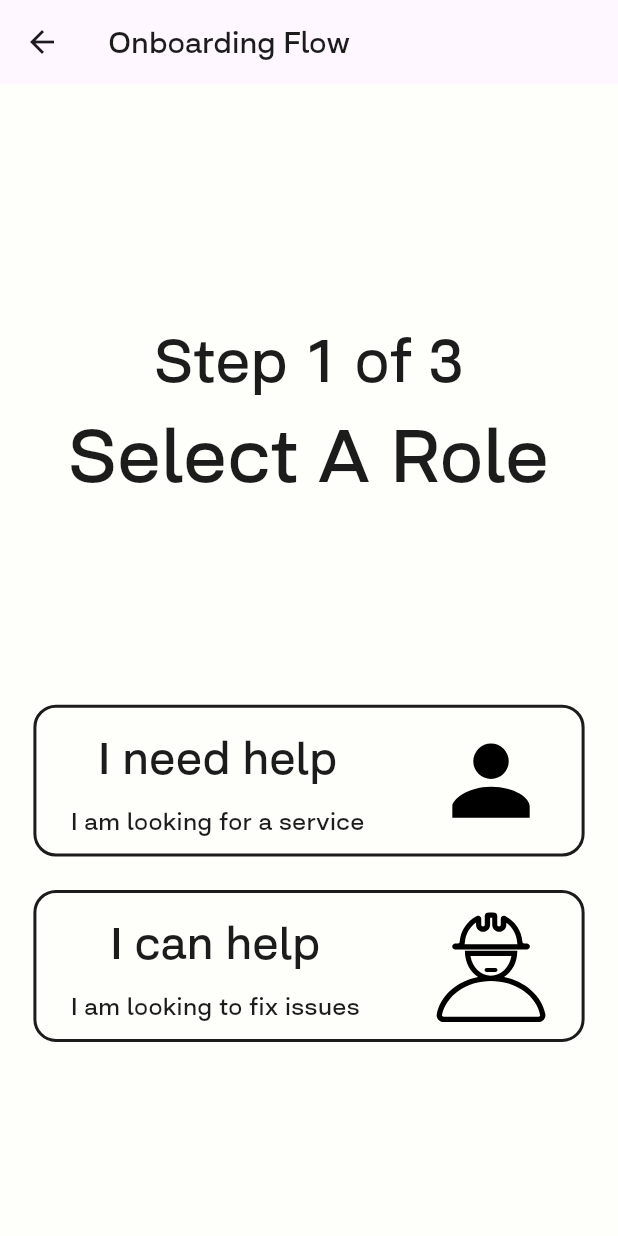
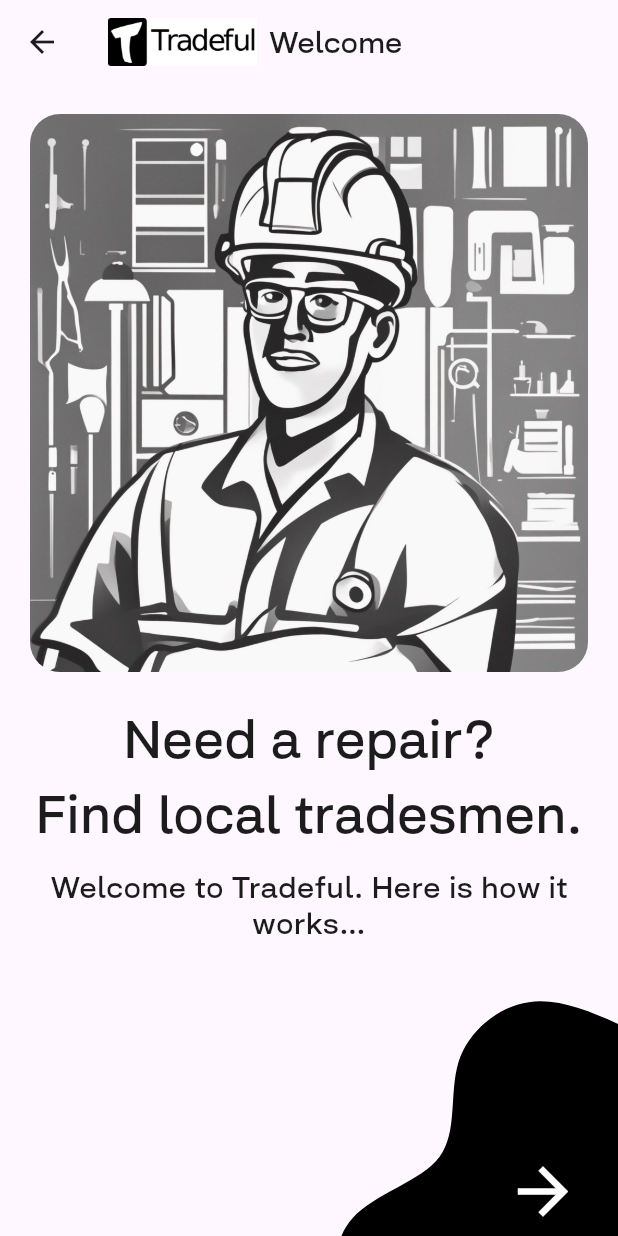
Before and after one commit to Odhran7/tradeful_app, a Flutter app: the screen it shows after launch, scrolled down 576 dp, after a tap on "Get Started", on a phone screen of 412 x 824 dp. Run offline on Flutter 3.47's test engine with Material 2 defaults, Android fonts, the phone set to English and light mode, and no system bars; our stand-ins replace flutter_svg, get.

Commit message:
onboarding title page

```diff
--- a/lib/pages/home/main_home_page.dart
+++ b/lib/pages/home/main_home_page.dart
@@ -3,12 +3,13 @@ import 'package:flutter/material.dart';
 import 'package:flutter_svg/flutter_svg.dart';
 import 'package:get/get.dart';
 import 'package:tradeful_app/pages/onboarding/onboardingOnePage.dart';
+import 'package:tradeful_app/pages/onboarding/onboardingTitlePage.dart';
 import 'package:tradeful_app/widgets/alternating_text_widget.dart';
 import 'package:tradeful_app/widgets/app_column.dart';
 import 'package:tradeful_app/widgets/big_text.dart';
 import '../../utils/colors.dart';
 import '../../utils/dimensions.dart';
-import '../../widgets/autoScrollableWidget/auto_scroll_widget.dart';
+import '../../widgets/auto_scroll_widget.dart';
 import '../../widgets/small_text.dart';
 
 class MainAppPage extends StatelessWidget {
@@ -159,7 +160,7 @@ class _getStartedButton extends StatelessWidget {
   Widget build(BuildContext context) {
     return GestureDetector(
       onTap: () {
-        Get.to(() => OnboardingOnePage());
+        Get.to(() => OnboardingTitlePage());
       },
       child: Container(
         height: 100,
--- a/lib/pages/onboarding/onboardingOnePage.dart
+++ b/lib/pages/onboarding/onboardingOnePage.dart
@@ -4,6 +4,7 @@ import 'package:flutter_svg/svg.dart';
 import 'package:tradeful_app/widgets/onboardingIconWidget.dart';
 import '../../utils/Dimensions.dart';
 import '../../utils/colors.dart';
+import '../../widgets/appBarOnboardingWidget.dart';
 import '../../widgets/big_text.dart';
 import '../../widgets/small_text.dart';
 
@@ -14,9 +15,7 @@ class OnboardingOnePage extends StatelessWidget {
   Widget build(BuildContext context) {
     return Scaffold(
         backgroundColor: AppColors.textColor,
-        appBar: AppBar(
-          title: BigText(text: "Onboarding Flow"),
-        ),
+        appBar: AppBarOnboardingWidget(text: "Onboarding 1 of 3"),
         body: _onboardingOneBody());
   }
 }
--- /dev/null
+++ b/lib/pages/onboarding/onboardingTitlePage.dart
@@ -0,0 +1,78 @@
+import 'package:flutter/cupertino.dart';
+import 'package:flutter/material.dart';
+import 'package:flutter_svg/flutter_svg.dart';
+import 'package:get/get.dart';
+import 'package:tradeful_app/pages/onboarding/onboardingOnePage.dart';
+import 'package:tradeful_app/widgets/appBarOnboardingWidget.dart';
+import 'package:tradeful_app/widgets/big_text.dart';
+
+import '../../utils/Dimensions.dart';
+import '../../widgets/small_text.dart';
+
+class OnboardingTitlePage extends StatelessWidget {
+  const OnboardingTitlePage({super.key});
+
+  @override
+  Widget build(BuildContext context) {
+    return Scaffold(
+      appBar: AppBarOnboardingWidget(text: "Welcome"),
+      body: Column(
+        children: [
+          Container(
+            margin: EdgeInsets.all(10),
+            padding: EdgeInsets.all(10),
+            width: double.infinity,
+            child: ClipRRect(
+              borderRadius: BorderRadius.circular(20),
+              child: Image.asset(
+                "assets/images/onboardingBg.jpeg",
+                fit: BoxFit.cover,
+              ),
+            ),
+          ),
+          Container(
+              child: Column(
+            crossAxisAlignment: CrossAxisAlignment.center,
+            children: [
+              BigText(text: "Need a repair?", size: 35),
+              BigText(text: "Find local tradesmen.", size: 35),
+              SizedBox(height: Dimensions.height15),
+              SmallText(
+                  text: "Welcome to Tradeful. Here is how it works...",
+                  size: 20),
+            ],
+          ))
+        ],
+      ),
+      bottomNavigationBar: Stack(
+        children: <Widget>[
+          Container(
+            height: 180,
+            color: Colors.transparent,
+          ),
+          Positioned(
+            bottom: -120,
+            right: -100,
+            child: Stack(
+              alignment: Alignment.center, // Adjust this as needed
+              children: [
+                SvgPicture.asset("assets/images/blackBlob.svg",
+                    height: 300, width: 300),
+                GestureDetector(
+                  onTap: () {
+                    Get.to(() => OnboardingOnePage());
+                  },
+                  child: Icon(
+                    Icons.arrow_forward,
+                    color: Colors.white,
+                    size: 50,
+                  ),
+                ),
+              ],
+            ),
+          ),
+        ],
+      ),
+    );
+  }
+}
--- /dev/null
+++ b/lib/widgets/appBarOnboardingWidget.dart
@@ -0,0 +1,26 @@
+import 'package:flutter/cupertino.dart';
+import 'package:flutter/material.dart';
+
+import 'big_text.dart';
+
+class AppBarOnboardingWidget extends StatelessWidget implements PreferredSizeWidget {
+  final String text;
+  const AppBarOnboardingWidget({super.key, required this.text});
+
+  @override
+  Widget build(BuildContext context) {
+    return AppBar(
+      title: Row(
+        children: [
+          Image.asset("assets/images/logoJpg.jpg",
+              fit: BoxFit.contain, height: 32),
+          SizedBox(width: 8),
+          BigText(text: text),
+        ],
+      ),
+    );
+  }
+
+  @override
+  Size get preferredSize => Size.fromHeight(kToolbarHeight);
+}
--- a/lib/widgets/autoScrollableWidget/auto_scroll_widget.dart
+++ b/lib/widgets/auto_scroll_widget.dart
@@ -1,7 +1,7 @@
 import 'dart:async';
 import 'package:flutter/cupertino.dart';
 import 'package:tradeful_app/utils/dimensions.dart';
-import '../app_column.dart';
+import 'app_column.dart';
 
 class AutoScrollingListView extends StatefulWidget {
   final List<TradesPerson> tradesPeople;
--- a/lib/widgets/small_text.dart
+++ b/lib/widgets/small_text.dart
@@ -12,6 +12,7 @@ class SmallText extends StatelessWidget {
   Widget build(BuildContext context) {
     return Text(
       text,
+      textAlign: TextAlign.center,
       style: TextStyle(
         color: color,
         fontFamily: 'Salma Pro',
```
Also changed, not shown: assets/images/blackBlob.svg (added), assets/images/onboardingBg.jpeg (added).
